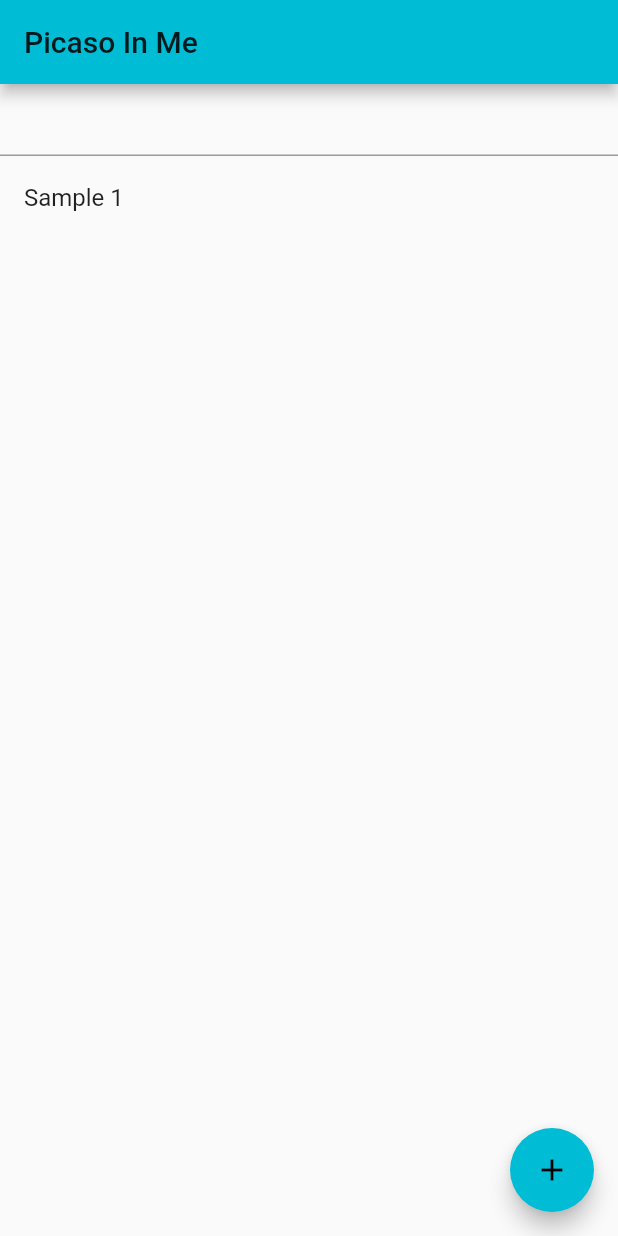
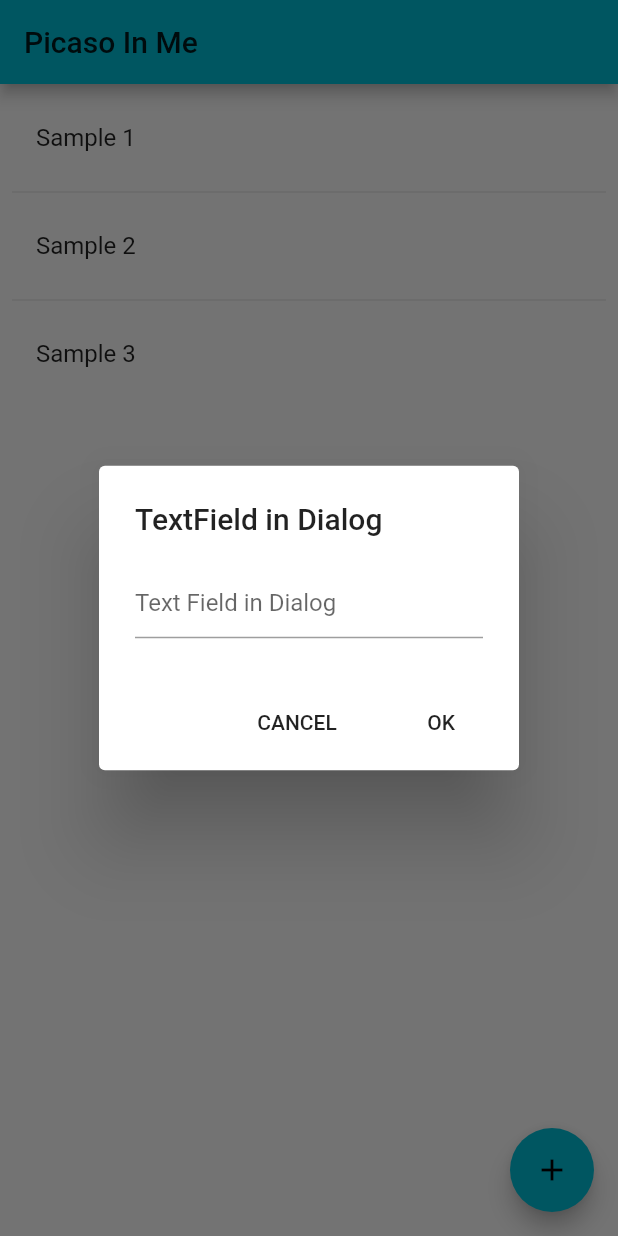
Before and after one commit to DivyanshMittal-exe/picaso_in_me, a Flutter app: the screen it shows after launch, after a tap on the "add" icon, on a phone screen of 412 x 824 dp. Run offline on Flutter 3.47's test engine with Material 2 defaults, Android fonts, the light colour scheme and no system bars.

Commit message:
Completely changed the method of input from text box based to PopUp based

```diff
--- a/lib/picaso.dart
+++ b/lib/picaso.dart
@@ -1,12 +1,16 @@
+import 'dart:io';
+
 import 'package:flutter/material.dart';
 class Drawing{
   String title="";
   Drawing(String title){
     this.title=title;
-
   }
 
 }
+
+int count = 2;
+
 List<Widget> getWidgetList(List<Drawing> listItems){
   List<ListTile> widgets = [];
   for(int i=0;i<listItems.length;i++){
@@ -20,6 +24,10 @@ String val="";
 
 
 
+
+
+
+
 class PicasoScreen extends StatefulWidget {
   @override
   _PicasoScreenState createState() => _PicasoScreenState();
@@ -27,7 +35,7 @@ class PicasoScreen extends StatefulWidget {
 
 class _PicasoScreenState extends State<PicasoScreen> {
 
-  List<Drawing> listItems =[Drawing("Sample 1")];
+  List<Drawing> listItems =[Drawing("Sample 1"),Drawing("Sample 2"),Drawing("Sample 3")];
 
   void addDrawing(String title){
     setState(() {
@@ -36,31 +44,84 @@ class _PicasoScreenState extends State<PicasoScreen> {
 
   }
 
+
+
+  TextEditingController _textFieldController = TextEditingController();
+
+  Future<void> _displayTextInputDialog(BuildContext context) async {
+    return showDialog(
+      context: context,
+      builder: (context) {
+        return AlertDialog(
+          title: Text('TextField in Dialog'),
+          content: TextField(
+            controller: _textFieldController,
+            decoration: InputDecoration(hintText: "Text Field in Dialog"),
+          ),
+          actions: <Widget>[
+            FlatButton(
+              child: Text('CANCEL'),
+              onPressed: () {
+                Navigator.pop(context);
+              },
+            ),
+            FlatButton(
+              child: Text('OK'),
+              onPressed: () {
+                addDrawing(_textFieldController.text);
+                Navigator.pop(context);
+              },
+            ),
+          ],
+        );
+      },
+    );
+  }
+
+
+
+
+
+
+
+
   @override
   Widget build(BuildContext context) {
     return Scaffold(
       appBar: AppBar(
         title: Text("Picaso In Me"),
       ),
-      body: ListView(
-        children:<Widget>  [
-          TextField(
-            onChanged: (String temp) {
-              val = temp;
-            }
+      body: Padding(
+        padding: const EdgeInsets.all(8.0),
+        child: ListView.separated(
+          itemCount: listItems.length,
+          itemBuilder: (context, index) {
+            return ListTile(
+              title: Text(listItems[index].title),
+            );
+          },
 
-          )
-          //getWidgetList(listItems),
-        ] + getWidgetList(listItems)
+          separatorBuilder: (context, index){
+
+            return Divider();
+          },
+        ),
       ),
       floatingActionButton: FloatingActionButton(
-        tooltip: "Add new drawing",
         child: Icon(Icons.add),
-        onPressed:(){
-          print("Pressed");
-          addDrawing(val);
-        }
+         onPressed: () { _displayTextInputDialog(context); },
       ),
     );
+
   }
+
+
+  void addItem(){
+
+    setState(() {
+      listItems.add(listItems[count]);
+    });
+
+  }
+
 }
```
Also changed, not shown: lib/DrawingBoard.dart (added, +13 -0 lines).
